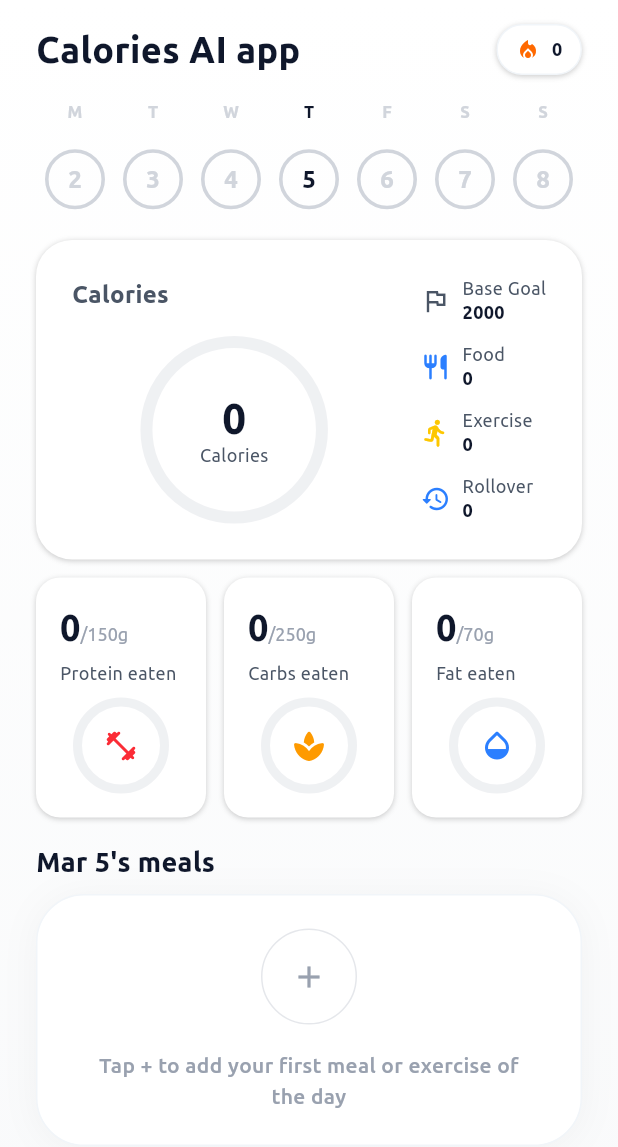
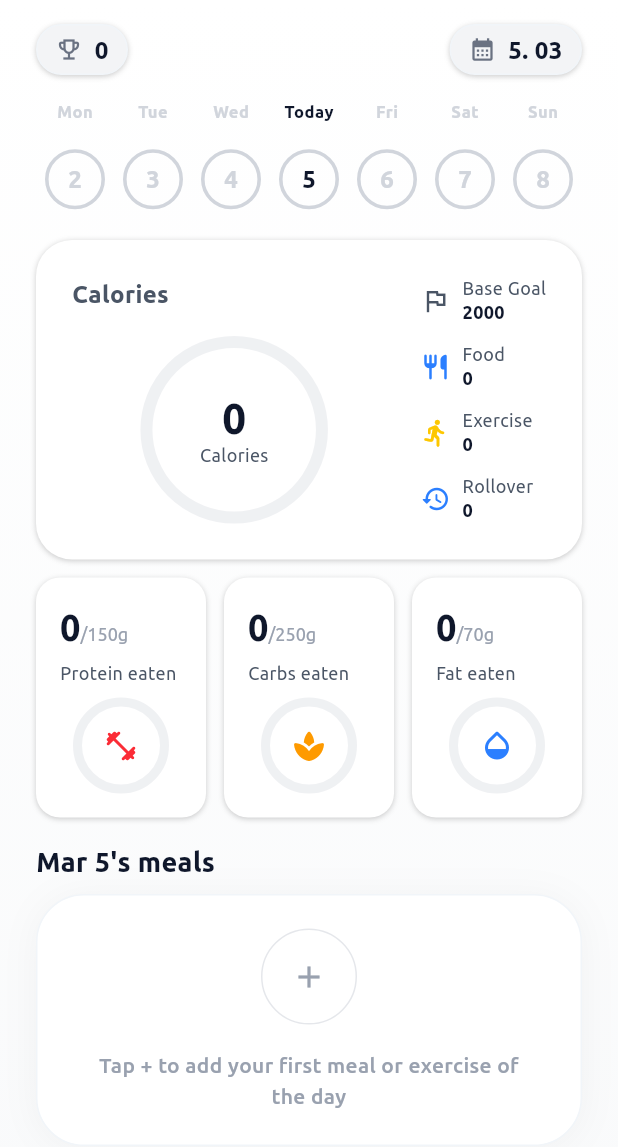
Before and after one commit to JakubAndras/foody, a Flutter app: the DashboardScreen screen opened directly, on a phone screen of 412 x 824 dp. Shown: the top 1147 px of the screen. Run offline on Flutter 3.47's test engine with Material 3 defaults, Android fonts, the phone set to English and light mode, and no system bars; our stand-ins replace camera, connectivity_plus, csv, dio, easy_localization, floor and 16 more; missing offline and left inert: home_widget, html_character_entities, liquid_glass_easy, mobile_scanner; accounts and stored records are empty; generated files the repository leaves out were written again.

Commit message:
kalendar na dashboarde

```diff
--- a/lib/screens/dashboard_screen.dart
+++ b/lib/screens/dashboard_screen.dart
@@ -5,13 +5,12 @@ import 'package:diplomka/screens/profile/profile_widgets.dart';
 import 'package:diplomka/services/day_record_repository.dart';
 import 'package:diplomka/services/selected_date_service.dart';
 import 'package:diplomka/widgets/calories_card.dart';
+import 'package:diplomka/widgets/dashboard_calendar_sheet.dart';
 import 'package:easy_localization/easy_localization.dart';
 import 'package:diplomka/generated/locale_keys.g.dart';
 import 'package:flutter/material.dart';
 import 'package:get/get.dart';
 import 'package:diplomka/app_theme.dart';
-import 'package:intl/intl.dart';
-
 import 'package:diplomka/model/day_record.dart';
 import 'package:diplomka/widgets/date_selector.dart';
 import 'package:diplomka/widgets/macros_row.dart';
@@ -128,14 +127,9 @@ class DashboardScreen extends GetView<_DashboardScreenController> {
     return Row(
       mainAxisAlignment: MainAxisAlignment.spaceBetween,
       children: [
-        Text(
-          tr(LocaleKeys.dashboard_title),
-          style: AppTextStyles.h3.copyWith(fontWeight: FontWeight.w700),
-        ),
         Obx(() {
           if (dashboardController.isLoadingStreak.value) {
-            return _streakPill(
-              minWidth: AppSizes.streakPillMinWidth,
+            return _glassHeaderPill(
               child: const SizedBox(
                 width: AppSizes.iconSm,
                 height: AppSizes.iconSm,
@@ -144,53 +138,66 @@ class DashboardScreen extends GetView<_DashboardScreenController> {
             );
           }
           if (dashboardController.streakError.isNotEmpty) {
-            return _streakPill(
-              minWidth: AppSizes.streakPillMinWidth,
+            return _glassHeaderPill(
+              onTap: () => showDialog(context: context, builder: (_) => const StreakDialog()),
               child: const Icon(Icons.error_outline, color: AppColors.error, size: AppSizes.iconSm),
-              onTap: () => showDialog(context: context, builder: (_) => const StreakDialog()),
             );
           }
           final streak = dashboardController.streakInfo.value?.currentStreak ?? 0;
-          return _streakPill(
-            minWidth: _streakPillMinWidthFor(streak),
+          return _glassHeaderPill(
+            onTap: () => showDialog(context: context, builder: (_) => const StreakDialog()),
             child: Row(
               mainAxisSize: MainAxisSize.min,
               children: [
-                const Icon(Icons.local_fire_department, color: AppColors.orange, size: AppSizes.iconSm),
+                const Icon(Icons.emoji_events_outlined, color: AppColors.textSecondary, size: 18),
                 const SizedBox(width: AppSpacing.xs),
                 Text(
                   '$streak',
-                  style: AppTextStyles.caption12.copyWith(color: AppColors.textPrimary, fontWeight: FontWeight.w700),
+                  style: AppTextStyles.body16.copyWith(color: AppColors.textPrimary, fontWeight: FontWeight.w700),
                 ),
               ],
             ),
-            onTap: () => showDialog(context: context, builder: (_) => const StreakDialog()),
+          );
+        }),
+        Obx(() {
+          final date = dashboardController.selectedDate.value;
+          final dayStr = date.day.toString();
+          final monthStr = date.month.toString().padLeft(2, '0');
+          return _glassHeaderPill(
+            onTap: () async {
+              final selected = await DashboardCalendarSheet.show(context, selectedDate: date);
+              if (selected != null) {
+                dashboardController.updateDate(selected);
+              }
+            },
+            child: Row(
+              mainAxisSize: MainAxisSize.min,
+              children: [
+                const Icon(Icons.calendar_month, color: AppColors.textSecondary, size: 18),
+                const SizedBox(width: AppSpacing.xs),
+                Text(
+                  '$dayStr. $monthStr',
+                  style: AppTextStyles.body16.copyWith(color: AppColors.textPrimary, fontWeight: FontWeight.w700),
+                ),
+              ],
+            ),
           );
         }),
       ],
     );
   }
 
-  double _streakPillMinWidthFor(int streak) {
-    final digits = streak.abs().toString().length;
-    if (digits >= 3) return AppSizes.streakPillMinWidthTripleDigit;
-    if (digits >= 2) return AppSizes.streakPillMinWidthDoubleDigit;
-    return AppSizes.streakPillMinWidth;
-  }
-
-  Widget _streakPill({
+  Widget _glassHeaderPill({
     required Widget child,
-    required double minWidth,
     VoidCallback? onTap,
   }) {
     return GestureDetector(
       onTap: onTap,
       child: Container(
         height: AppSizes.streakPillHeight,
-        constraints: BoxConstraints(minWidth: minWidth),
         padding: const EdgeInsets.symmetric(horizontal: AppSpacing.s),
         decoration: BoxDecoration(
-          color: AppColors.surface,
+          color: AppColors.surfaceMuted,
           borderRadius: BorderRadius.circular(AppRadii.pill),
           border: Border.all(color: AppColors.border),
           boxShadow: AppShadows.cardSmall,
--- a/lib/widgets/date_selector.dart
+++ b/lib/widgets/date_selector.dart
@@ -96,19 +96,26 @@ class _DateSelectorState extends State<DateSelector> {
     );
   }
 
+  bool _isToday(DateTime date) {
+    final now = DateTime.now();
+    return date.year == now.year && date.month == now.month && date.day == now.day;
+  }
+
   Widget _buildDate(DateTime date, bool isSelected) {
     final normalizedDate = _normalizeDate(date);
     final labelAndNumberColor = isSelected ? AppColors.textPrimary : AppColors.borderStrong;
     final ringStrokeWidth = AppSizes.dateCircleBorder * 0.8;
+    final isToday = _isToday(date);
     final dayNames = [
-      tr(LocaleKeys.day_monday_short),
-      tr(LocaleKeys.day_tuesday_short),
-      tr(LocaleKeys.day_wednesday_short),
-      tr(LocaleKeys.day_thursday_short),
-      tr(LocaleKeys.day_friday_short),
-      tr(LocaleKeys.day_saturday_short),
-      tr(LocaleKeys.day_sunday_short),
+      tr(LocaleKeys.day_mon),
+      tr(LocaleKeys.day_tue),
+      tr(LocaleKeys.day_wed),
+      tr(LocaleKeys.day_thu),
+      tr(LocaleKeys.day_fri),
+      tr(LocaleKeys.day_sat),
+      tr(LocaleKeys.day_sun),
     ];
+    final dayLabel = isToday ? tr(LocaleKeys.common_today) : dayNames[date.weekday - 1];
 
     return Obx(() {
       final ringStyle = _dayRecordController.weekRingStyles[normalizedDate] ?? CalendarDayRingService.emptyStyle;
@@ -116,9 +123,10 @@ class _DateSelectorState extends State<DateSelector> {
         mainAxisSize: MainAxisSize.min,
         children: [
           Text(
-            dayNames[date.weekday - 1].toUpperCase(),
+            dayLabel,
             style: AppTextStyles.label11.copyWith(
-              color: labelAndNumberColor,
+              color: isToday ? AppColors.textPrimary : labelAndNumberColor,
+              fontWeight: isToday ? FontWeight.w700 : FontWeight.w600,
             ),
           ),
           const SizedBox(height: AppSpacing.s),
```
Also changed, not shown: lib/screens/main_screen.dart (+3 -5 lines), lib/widgets/dashboard_calendar_sheet.dart (added, +352 -0 lines), lib/widgets/liquid_glass/liquid_glass_system.dart (+28 -3 lines).
